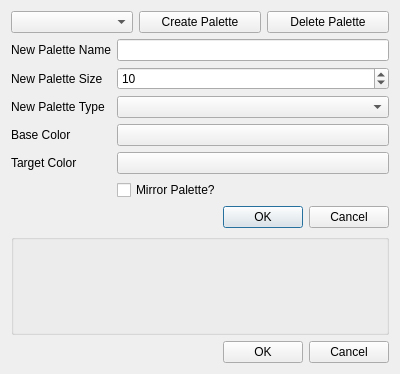
The window that gui/widget/palettecontrol.ui (8bitbuddhist/PixelMaestro) describes before a commit, drawn with Qt 5.
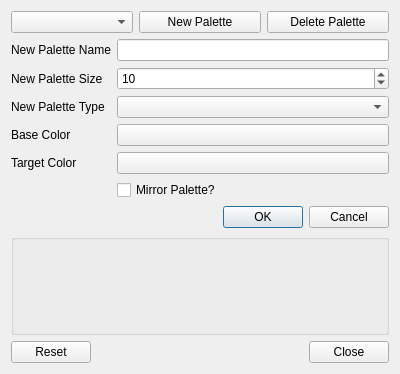
The same window after the commit.

Commit message: Added more integrations to PaletteController. Replaced Colors::generate_random_colors() with truly random generator.

Patch:
```diff
--- a/gui/widget/palettecontrol.ui
+++ b/gui/widget/palettecontrol.ui
@@ -31,7 +31,7 @@
      <item>
       <widget class="QPushButton" name="createPaletteButton">
        <property name="text">
-        <string>Create Palette</string>
+        <string>New Palette</string>
        </property>
       </widget>
      </item>
@@ -147,7 +147,7 @@
       <enum>Qt::Horizontal</enum>
      </property>
      <property name="standardButtons">
-      <set>QDialogButtonBox::Cancel|QDialogButtonBox::Ok</set>
+      <set>QDialogButtonBox::Close|QDialogButtonBox::Reset</set>
      </property>
     </widget>
    </item>
```
The commit also changes 8 other files.
